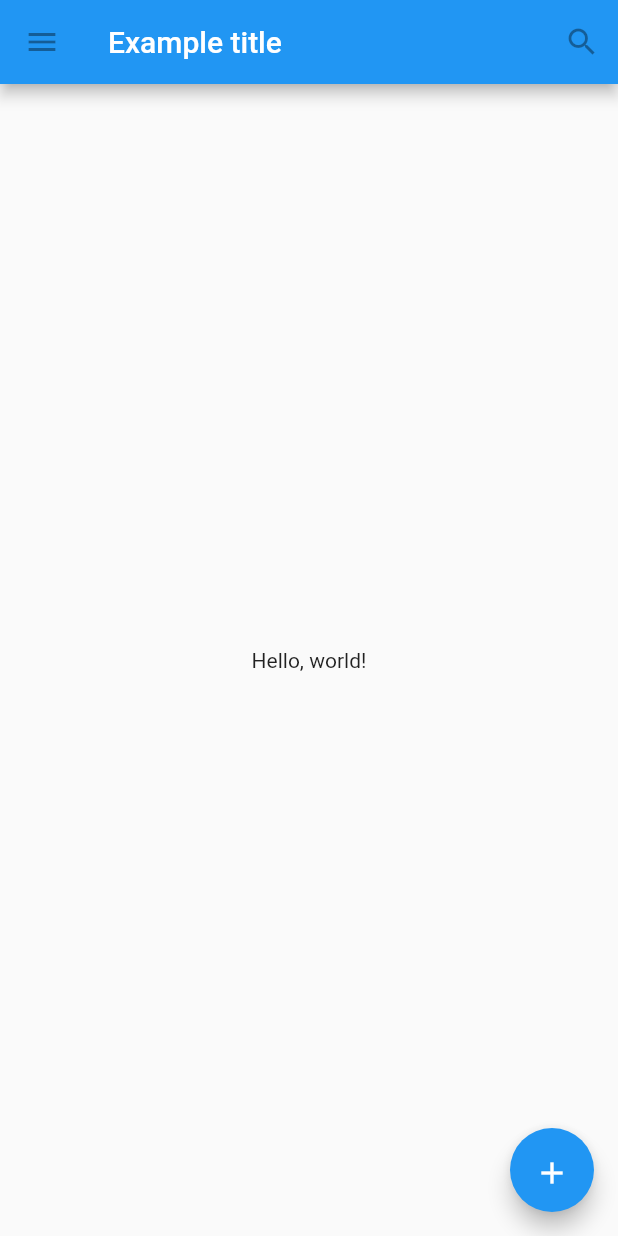
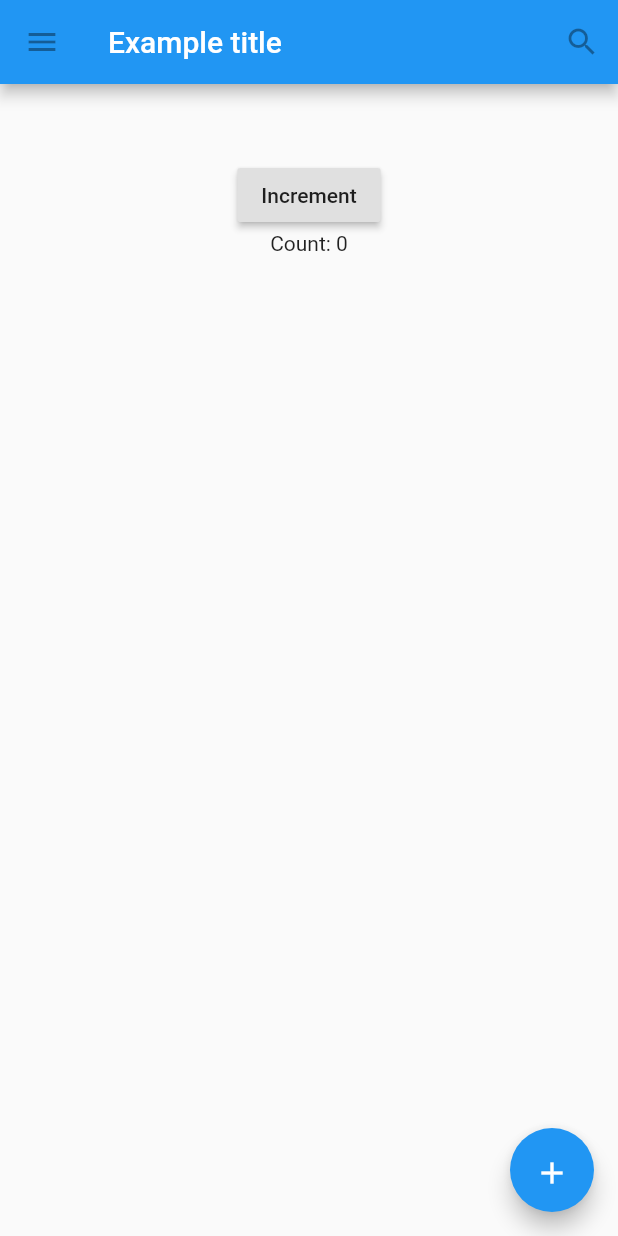
Before and after one commit to theoDELAS/flutter, a Flutter app: the screen it shows after launch, on a phone screen of 412 x 824 dp. Run offline on Flutter 3.47's test engine with Material 2 defaults, Android fonts, the phone set to English and light mode, and no system bars.

Commit message:
:sparkles: Add counter with button who increment this in body

```diff
--- a/user_interface/lib/main.dart
+++ b/user_interface/lib/main.dart
@@ -28,9 +28,9 @@ class TutorialHome extends StatelessWidget {
         ],
       ),
       // body is the majority of the screen.
-      body: Center(
-        child: Text('Hello, world!'),
-      ),
+      body: Container(
+          margin: const EdgeInsets.symmetric(vertical: 50.0),
+          child: Center(child: Counter())),
       floatingActionButton: FloatingActionButton(
         onPressed: null,
         child: MyButton(),
@@ -61,3 +61,48 @@ class MyButton extends StatelessWidget {
     );
   }
 }
+
+class Counter extends StatefulWidget {
+  // This class is the configuration for the state. It holds the
+  // values (in this case nothing) provided by the parent and used
+  // by the build  method of the State. Fields in a Widget
+  // subclass are always marked "final".
+
+  @override
+  _CounterState createState() => _CounterState();
+}
+
+class _CounterState extends State<Counter> {
+  int _counter = 0;
+
+  void _increment() {
+    setState(() {
+      // This call to setState tells the Flutter framework that
+      // something has changed in this State, which causes it to rerun
+      // the build method below so that the display can reflect the
+      // updated values. If you change _counter without calling
+      // setState(), then the build method won't be called again,
+      // and so nothing would appear to happen.
+      _counter++;
+    });
+  }
+
+  @override
+  Widget build(BuildContext context) {
+    // This method is rerun every time setState is called,
+    // for instance, as done by the _increment method above.
+    // The Flutter framework has been optimized to make rerunning
+    // build methods fast, so that you can just rebuild anything that
+    // needs updating rather than having to individually change
+    // instances of widgets.
+    return Column(
+      children: <Widget>[
+        RaisedButton(
+          onPressed: _increment,
+          child: Text('Increment'),
+        ),
+        Text('Count: $_counter'),
+      ],
+    );
+  }
+}
```
